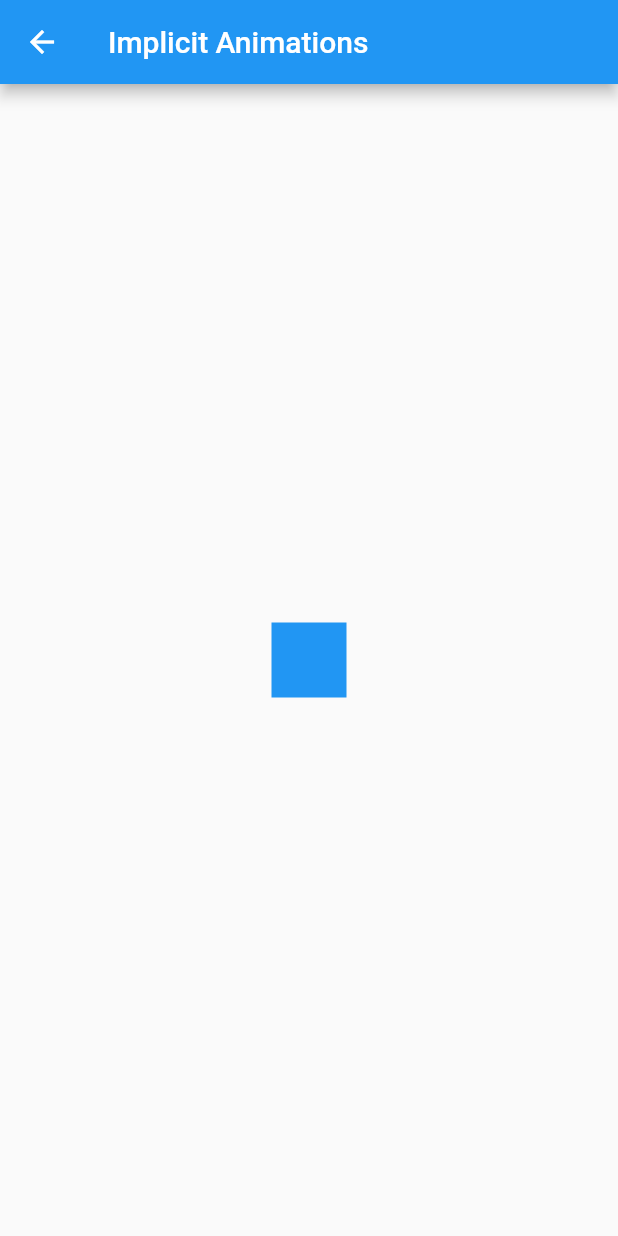
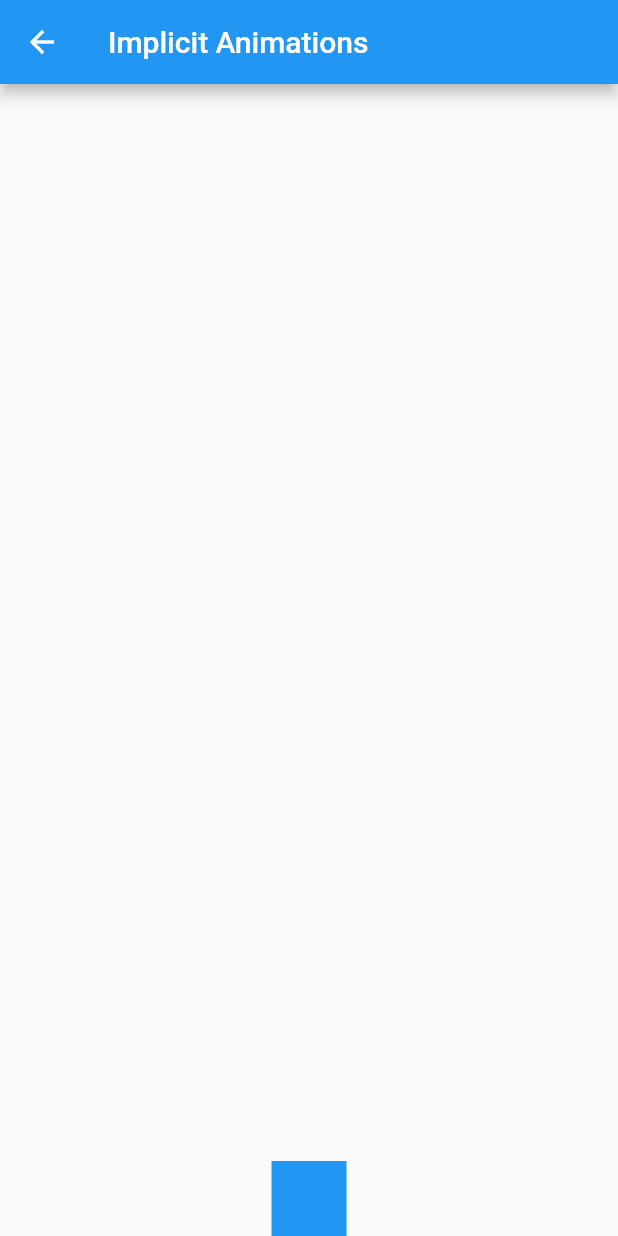
Before and after one commit to enosteteo/implicit_animations, a Flutter app: the ImplicitAnimationsPage screen opened directly, on a phone screen of 412 x 824 dp. Run offline on Flutter 3.47's test engine with Material 2 defaults, Android fonts, the phone set to English and light mode, and no system bars.

Commit message:
com animação impícita - alterando a posição do quadrado

```diff
--- a/lib/implicit_animations_page.dart
+++ b/lib/implicit_animations_page.dart
@@ -9,21 +9,25 @@ class ImplicitAnimationsPage extends StatefulWidget {
 
 class _ImplicitAnimationsPageState extends State<ImplicitAnimationsPage> {
   bool isExpaned = false;
+  final duration = Duration(seconds: 1);
+
   @override
   Widget build(BuildContext context) {
     return Scaffold(
       appBar: AppBar(
         title: Text('Implicit Animations'),
       ),
-      body: Center(
+      body: AnimatedAlign(
+        alignment: isExpaned ? Alignment.center : Alignment.bottomCenter,
+        duration: duration,
         child: GestureDetector(
           onTap: () {
             setState(() {
               isExpaned = !isExpaned;
             });
           },
-          child: Container(
-            // duration: Duration(seconds: 1, milliseconds: 50),
+          child: AnimatedContainer(
+            duration: duration,
             width: isExpaned ? 100 : 50,
             height: isExpaned ? 100 : 50,
             color: isExpaned ? Colors.red : Colors.blue,
```
